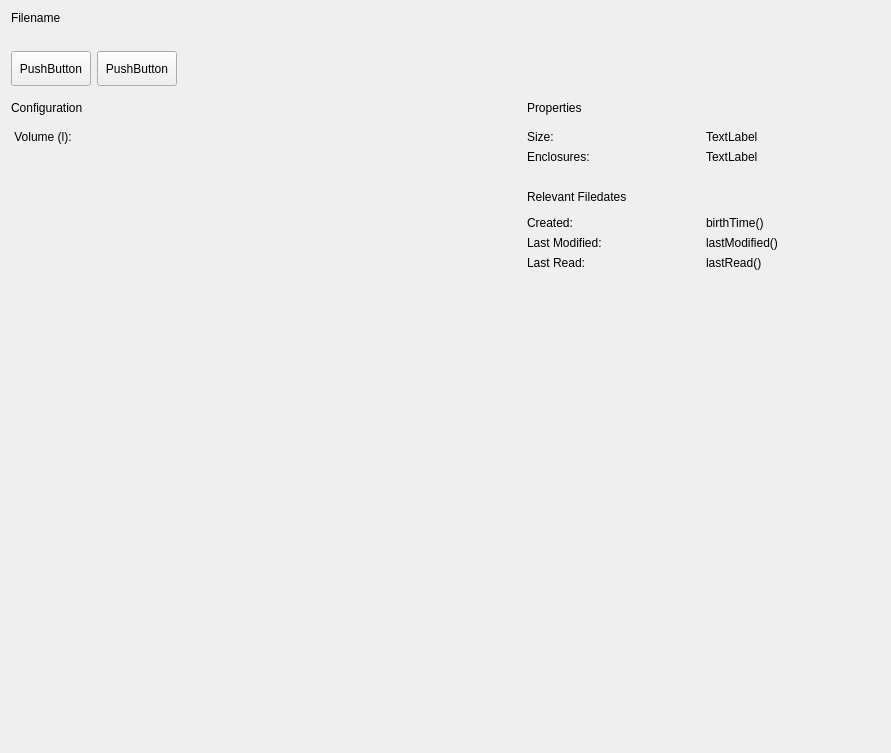
The window that sival-project/src/projectpropertypanel.ui (Ayandorias/SiVAL) describes before a commit, drawn with Qt 5.
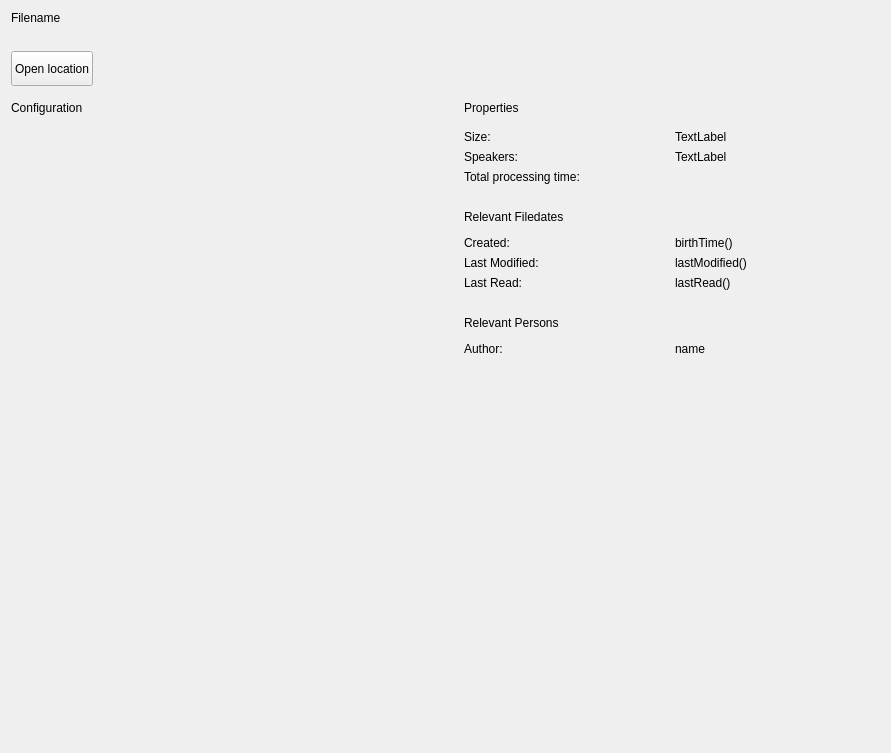
The same window after the commit. Custom widgets are drawn as their Qt base class.

Diff of the .ui file:
```diff
--- a/sival-project/src/projectpropertypanel.ui
+++ b/sival-project/src/projectpropertypanel.ui
@@ -54,27 +54,14 @@
         </size>
        </property>
        <property name="text">
-        <string>PushButton</string>
+        <string>Open location</string>
        </property>
-      </widget>
-     </item>
-     <item>
-      <widget class="QPushButton" name="pushButton">
-       <property name="minimumSize">
+       <property name="iconSize">
         <size>
-         <width>0</width>
-         <height>35</height>
+         <width>24</width>
+         <height>24</height>
         </size>
        </property>
-       <property name="maximumSize">
-        <size>
-         <width>16777215</width>
-         <height>35</height>
-        </size>
-       </property>
-       <property name="text">
-        <string>PushButton</string>
-       </property>
       </widget>
      </item>
      <item>
@@ -104,94 +91,6 @@
    </item>
    <item>
     <layout class="QGridLayout" name="gridLayout">
-     <item row="0" column="3">
-      <widget class="QLabel" name="label_4">
-       <property name="text">
-        <string>Properties</string>
-       </property>
-      </widget>
-     </item>
-     <item row="7" column="4">
-      <widget class="QLabel" name="m_birthDate">
-       <property name="text">
-        <string>birthTime()</string>
-       </property>
-      </widget>
-     </item>
-     <item row="2" column="0">
-      <widget class="QLabel" name="label_18">
-       <property name="text">
-        <string> Volume (l):</string>
-       </property>
-      </widget>
-     </item>
-     <item row="0" column="0">
-      <widget class="QLabel" name="label_16">
-       <property name="text">
-        <string>Configuration</string>
-       </property>
-      </widget>
-     </item>
-     <item row="4" column="3">
-      <spacer name="verticalSpacer">
-       <property name="orientation">
-        <enum>Qt::Orientation::Vertical</enum>
-       </property>
-       <property name="sizeType">
-        <enum>QSizePolicy::Policy::Fixed</enum>
-       </property>
-       <property name="sizeHint" stdset="0">
-        <size>
-         <width>20</width>
-         <height>20</height>
-        </size>
-       </property>
-      </spacer>
-     </item>
-     <item row="9" column="3">
-      <widget class="QLabel" name="label_12">
-       <property name="text">
-        <string>Last Read:</string>
-       </property>
-      </widget>
-     </item>
-     <item row="8" column="4">
-      <widget class="QLabel" name="m_lastModified">
-       <property name="text">
-        <string>lastModified()</string>
-       </property>
-      </widget>
-     </item>
-     <item row="3" column="4">
-      <widget class="QLabel" name="label_8">
-       <property name="text">
-        <string>TextLabel</string>
-       </property>
-      </widget>
-     </item>
-     <item row="2" column="3">
-      <widget class="QLabel" name="label_5">
-       <property name="text">
-        <string>Size:</string>
-       </property>
-      </widget>
-     </item>
-     <item row="10" column="3">
-      <spacer name="verticalSpacer_2">
-       <property name="orientation">
-        <enum>Qt::Orientation::Vertical</enum>
-       </property>
-       <property name="sizeType">
-        <enum>QSizePolicy::Policy::Expanding</enum>
-       </property>
-       <property name="sizeHint" stdset="0">
-        <size>
-         <width>20</width>
-         <height>20</height>
-        </size>
-       </property>
-      </spacer>
-     </item>
      <item row="1" column="3" colspan="2">
       <widget class="SiVAL::Gui::Line" name="frame">
        <property name="frameShape">
@@ -202,44 +101,6 @@
        </property>
       </widget>
      </item>
-     <item row="3" column="3">
-      <widget class="QLabel" name="label_7">
-       <property name="text">
-        <string>Enclosures:</string>
-       </property>
-      </widget>
-     </item>
-     <item row="1" column="0" colspan="2">
-      <widget class="SiVAL::Gui::Line" name="frame_3">
-       <property name="frameShape">
-        <enum>QFrame::Shape::StyledPanel</enum>
-       </property>
-       <property name="frameShadow">
-        <enum>QFrame::Shadow::Raised</enum>
-       </property>
-      </widget>
-     </item>
-     <item row="9" column="4">
-      <widget class="QLabel" name="m_pLastRead">
-       <property name="text">
-        <string>lastRead()</string>
-       </property>
-      </widget>
-     </item>
-     <item row="5" column="3">
-      <widget class="QLabel" name="label_9">
-       <property name="text">
-        <string>Relevant Filedates</string>
-       </property>
-      </widget>
-     </item>
-     <item row="7" column="3">
-      <widget class="QLabel" name="label_10">
-       <property name="text">
-        <string>Created:</string>
-       </property>
-      </widget>
-     </item>
      <item row="0" column="2">
       <spacer name="horizontalSpacer_2">
        <property name="orientation">
@@ -256,38 +117,15 @@
        </property>
       </spacer>
      </item>
-     <item row="2" column="1">
-      <widget class="SiVAL::Gui::SpinWidget" name="m_volumeSpin" native="true">
-       <property name="minimumSize">
-        <size>
-         <width>300</width>
-         <height>0</height>
-        </size>
-       </property>
-       <property name="maximumSize">
-        <size>
-         <width>300</width>
-         <height>16777215</height>
-        </size>
-       </property>
-      </widget>
-     </item>
-     <item row="8" column="3">
-      <widget class="QLabel" name="label_11">
+     <item row="0" column="0">
+      <widget class="QLabel" name="label_16">
        <property name="text">
-        <string>Last Modified:</string>
+        <string>Configuration</string>
        </property>
       </widget>
      </item>
-     <item row="2" column="4">
-      <widget class="QLabel" name="m_sizeValue">
-       <property name="text">
-        <string>TextLabel</string>
-       </property>
-      </widget>
-     </item>
-     <item row="6" column="3" colspan="2">
-      <widget class="SiVAL::Gui::Line" name="frame_4">
+     <item row="1" column="0" colspan="2">
+      <widget class="SiVAL::Gui::Line" name="frame_3">
        <property name="frameShape">
         <enum>QFrame::Shape::StyledPanel</enum>
        </property>
@@ -296,8 +134,219 @@
        </property>
       </widget>
      </item>
+     <item row="2" column="3" rowspan="2" colspan="2">
+      <layout class="QGridLayout" name="gridLayout_3">
+       <item row="12" column="1">
+        <widget class="QLabel" name="m_author">
+         <property name="text">
+          <string>name</string>
+         </property>
+        </widget>
+       </item>
+       <item row="4" column="0">
+        <widget class="QLabel" name="label_9">
+         <property name="text">
+          <string>Relevant Filedates</string>
+         </property>
+        </widget>
+       </item>
+       <item row="7" column="1">
+        <widget class="QLabel" name="m_lastModified">
+         <property name="text">
+          <string>lastModified()</string>
+         </property>
+        </widget>
+       </item>
+       <item row="10" column="0">
+        <widget class="QLabel" name="m_relevantPersonLabel">
+         <property name="text">
+          <string>Relevant Persons</string>
+         </property>
+        </widget>
+       </item>
+       <item row="12" column="0">
+        <widget class="QLabel" name="m_authorLabel">
+         <property name="text">
+          <string>Author:</string>
+         </property>
+        </widget>
+       </item>
+       <item row="5" column="0" colspan="2">
+        <widget class="SiVAL::Gui::Line" name="frame_4">
+         <property name="frameShape">
+          <enum>QFrame::Shape::StyledPanel</enum>
+         </property>
+         <property name="frameShadow">
+          <enum>QFrame::Shadow::Raised</enum>
+         </property>
+        </widget>
+       </item>
+       <item row="6" column="0">
+        <widget class="QLabel" name="label_10">
+         <property name="text">
+          <string>Created:</string>
+         </property>
+        </widget>
+       </item>
+       <item row="9" column="0">
+        <spacer name="verticalSpacer_4">
+         <property name="orientation">
+          <enum>Qt::Orientation::Vertical</enum>
+         </property>
+         <property name="sizeType">
+          <enum>QSizePolicy::Policy::Fixed</enum>
+         </property>
+         <property name="sizeHint" stdset="0">
+          <size>
+           <width>20</width>
+           <height>20</height>
+          </size>
+         </property>
+        </spacer>
+       </item>
+       <item row="8" column="0">
+        <widget class="QLabel" name="label_12">
+         <property name="text">
+          <string>Last Read:</string>
+         </property>
+        </widget>
+       </item>
+       <item row="2" column="0">
+        <widget class="QLabel" name="label">
+         <property name="text">
+          <string>Total processing time:</string>
+         </property>
+        </widget>
+       </item>
+       <item row="6" column="1">
+        <widget class="QLabel" name="m_birthDate">
+         <property name="text">
+          <string>birthTime()</string>
+         </property>
+        </widget>
+       </item>
+       <item row="1" column="0">
+        <widget class="QLabel" name="label_7">
+         <property name="text">
+          <string>Speakers:</string>
+         </property>
+        </widget>
+       </item>
+       <item row="8" column="1">
+        <widget class="QLabel" name="m_lastRead">
+         <property name="text">
+          <string>lastRead()</string>
+         </property>
+        </widget>
+       </item>
+       <item row="7" column="0">
+        <widget class="QLabel" name="label_11">
+         <property name="text">
+          <string>Last Modified:</string>
+         </property>
+        </widget>
+       </item>
+       <item row="1" column="1">
+        <widget class="QLabel" name="label_8">
+         <property name="text">
+          <string>TextLabel</string>
+         </property>
+        </widget>
+       </item>
+       <item row="0" column="1">
+        <widget class="QLabel" name="m_sizeValue">
+         <property name="text">
+          <string>TextLabel</string>
+         </property>
+        </widget>
+       </item>
+       <item row="3" column="0">
+        <spacer name="verticalSpacer">
+         <property name="orientation">
+          <enum>Qt::Orientation::Vertical</enum>
+         </property>
+         <property name="sizeType">
+          <enum>QSizePolicy::Policy::Fixed</enum>
+         </property>
+         <property name="sizeHint" stdset="0">
+          <size>
+           <width>20</width>
+           <height>20</height>
+          </size>
+         </property>
+        </spacer>
+       </item>
+       <item row="0" column="0">
+        <widget class="QLabel" name="label_5">
+         <property name="text">
+          <string>Size:</string>
+         </property>
+        </widget>
+       </item>
+       <item row="11" column="0" colspan="2">
+        <widget class="SiVAL::Gui::Line" name="frame_5">
+         <property name="frameShape">
+          <enum>QFrame::Shape::StyledPanel</enum>
+         </property>
+         <property name="frameShadow">
+          <enum>QFrame::Shadow::Raised</enum>
+         </property>
+        </widget>
+       </item>
+       <item row="13" column="0">
+        <spacer name="verticalSpacer_6">
+         <property name="orientation">
+          <enum>Qt::Orientation::Vertical</enum>
+         </property>
+         <property name="sizeHint" stdset="0">
+          <size>
+           <width>20</width>
+           <height>40</height>
+          </size>
+         </property>
+        </spacer>
+       </item>
+      </layout>
+     </item>
+     <item row="0" column="3">
+      <widget class="QLabel" name="label_4">
+       <property name="text">
+        <string>Properties</string>
+       </property>
+      </widget>
+     </item>
+     <item row="2" column="0" rowspan="2" colspan="2">
+      <layout class="QVBoxLayout" name="m_SpeakerSpecLayout">
+       <item>
+        <spacer name="verticalSpacer_5">
+         <property name="orientation">
+          <enum>Qt::Orientation::Vertical</enum>
+         </property>
+         <property name="sizeHint" stdset="0">
+          <size>
+           <width>20</width>
+           <height>40</height>
+          </size>
+         </property>
+        </spacer>
+       </item>
+      </layout>
+     </item>
     </layout>
    </item>
+   <item>
+    <spacer name="verticalSpacer_2">
+     <property name="orientation">
+      <enum>Qt::Orientation::Vertical</enum>
+     </property>
+     <property name="sizeHint" stdset="0">
+      <size>
+       <width>20</width>
+       <height>40</height>
+      </size>
+     </property>
+    </spacer>
+   </item>
   </layout>
  </widget>
  <customwidgets>
@@ -306,12 +355,6 @@
    <extends>QLabel</extends>
    <header>sivalgui/label.hpp</header>
   </customwidget>
-  <customwidget>
-   <class>SiVAL::Gui::SpinWidget</class>
-   <extends>QWidget</extends>
-   <header>sivalgui/spinwidget.hpp</header>
-   <container>1</container>
-  </customwidget>
   <customwidget>
    <class>SiVAL::Gui::Line</class>
    <extends>QFrame</extends>
```
Left out of the diff: 2 changed lines with no effect on the pictures.
